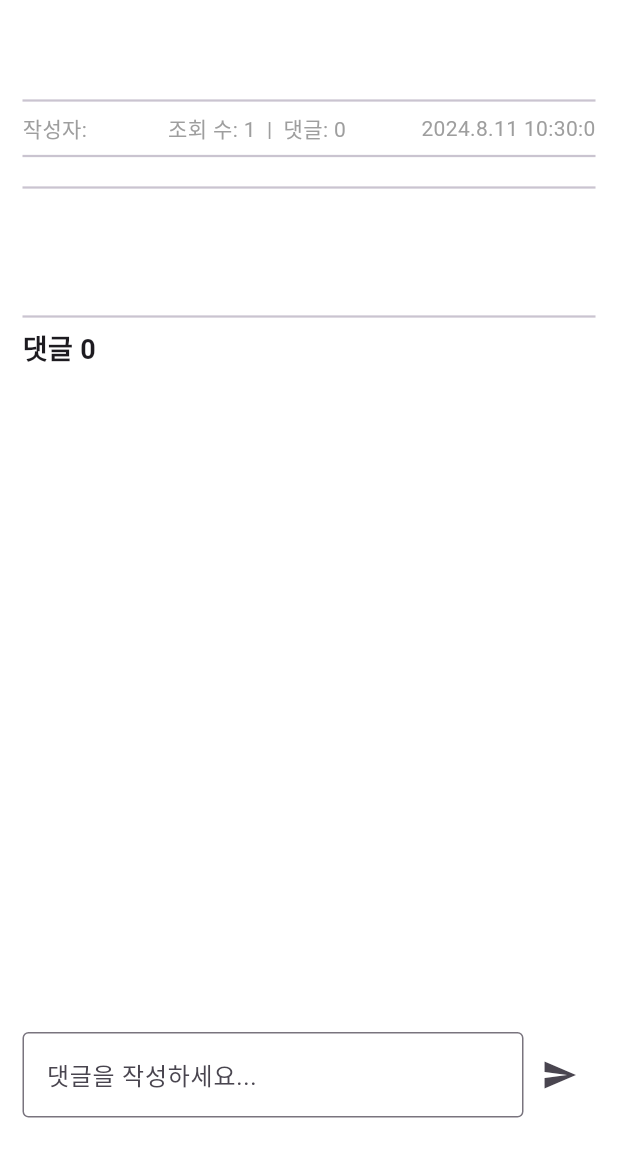
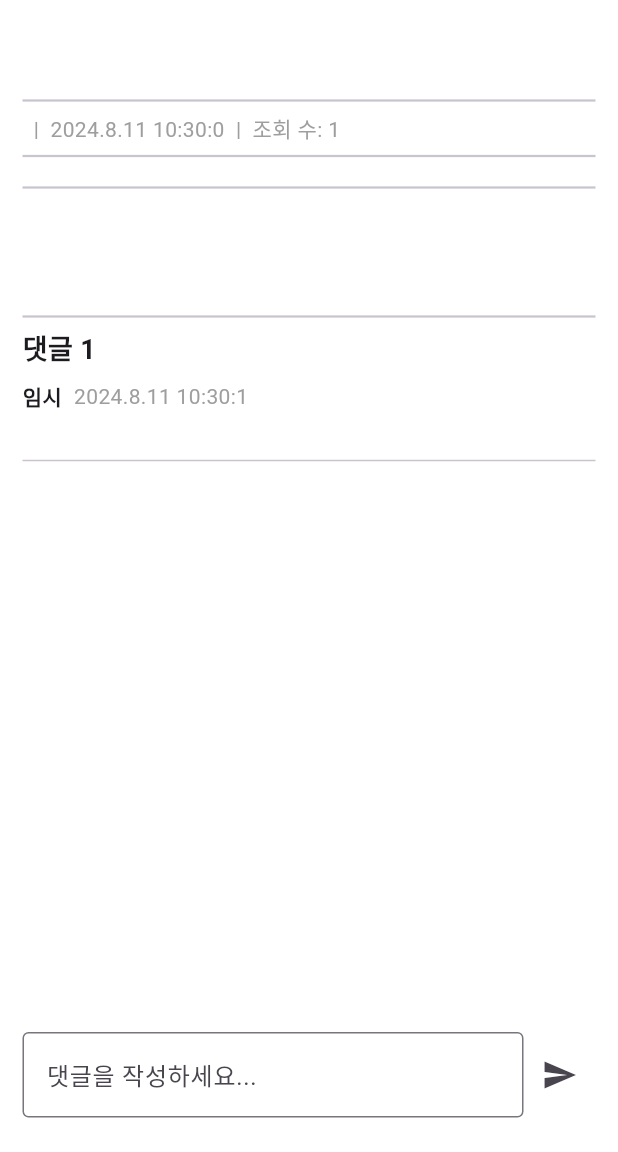
Before and after one commit to Park-yu-su/Flutter-board, a Flutter app: the Content screen opened directly with empty values, after a tap on the "send" icon, on a phone screen of 412 x 824 dp, the part 84-1236 px from its top. Run offline on Flutter 3.47's test engine with Material 3 defaults, Android fonts, the light colour scheme and no system bars; our stand-ins replace cloud_firestore, firebase_auth, firebase_core, go_router; accounts and stored records are empty; statements that could not run were skipped.

Commit message:
update: comments, contentID, view

```diff
--- a/lib/boardContent.dart
+++ b/lib/boardContent.dart
@@ -6,6 +6,7 @@ class BoardContent {
   String attribute; //속성(타입)
   List<Map<String, dynamic>> comments; //댓글
   int watch; //본 수
+  String id; //해당 글의 ID
 
   /*
   주의할 점
@@ -14,6 +15,10 @@ class BoardContent {
 
   DateTime datetime = timestamp.toDate(); <- 예시
 
+  firestore에 저장할 때에는 timStamp형태로 저장이 요구된다.
+  DateTime commentTime = DateTime.now(); <- (x)
+  Timestamp commentTime = Timestamp.now(); <- (O)
+
   마찬가지로 comments의 경우 Map의 요소로
   String(댓글쓴이) / String(댓글 내용) / TimeStamp(댓글 시간) 형태를 가지고 있으니
   이를 DateTime으로 변환한 후 사용을 요구한다.
@@ -21,7 +26,7 @@ class BoardContent {
   */
 
   BoardContent(this.title, this.content, this.author, this.attribute, this.time,
-      this.comments, this.watch);
+      this.comments, this.watch, this.id);
 }
 
 /*
--- a/lib/content.dart
+++ b/lib/content.dart
@@ -1,6 +1,7 @@
 import 'package:cloud_firestore/cloud_firestore.dart';
 import 'package:flutter/material.dart';
 import 'boardContent.dart';
+import 'firestore.dart';
 
 class Content extends StatefulWidget {
   final BoardContent thisContent;
@@ -14,12 +15,14 @@ class Content extends StatefulWidget {
 class _ContentScreenState extends State<Content> with TickerProviderStateMixin {
   final TextEditingController _commentController = TextEditingController();
   late BoardContent thisContent;
+  String commentInput = "";
 
   @override
   void initState() {
     super.initState();
     thisContent = widget.thisContent;
-    print(thisContent.author);
+    thisContent.watch += 1;
+    updateContentToFirestore(thisContent);
   }
 
   @override
@@ -40,7 +43,7 @@ class _ContentScreenState extends State<Content> with TickerProviderStateMixin {
           children: [
             //제목
             Text(
-              '${thisContent.title}',
+              thisContent.title,
               style: const TextStyle(fontSize: 24, fontWeight: FontWeight.bold),
             ),
             const SizedBox(height: 10),
@@ -50,19 +53,12 @@ class _ContentScreenState extends State<Content> with TickerProviderStateMixin {
               mainAxisAlignment: MainAxisAlignment.spaceBetween,
               children: [
                 Text(
-                  '작성자: ${thisContent.author}',
-                  style: const TextStyle(color: Colors.grey),
-                ),
-                Text(
-                  '조회 수: ${thisContent.watch + 1}  |  댓글: ${thisContent.comments.length}',
-                  style: const TextStyle(color: Colors.grey),
-                ),
-                Text(
-                  dayformat,
+                  '${thisContent.author}  |  $dayformat  |  조회 수: ${thisContent.watch}',
                   style: const TextStyle(color: Colors.grey),
                 ),
               ],
             ),
+
             const Divider(thickness: 1.5),
             const SizedBox(height: 5),
             //본문
@@ -119,12 +115,27 @@ class _ContentScreenState extends State<Content> with TickerProviderStateMixin {
                         keyboardType: TextInputType.multiline,
                         maxLines: null,
                         scrollPhysics: BouncingScrollPhysics(),
+                        onChanged: (value) {
+                          commentInput = value;
+                        },
                       ),
                     ),
                   ),
                   IconButton(
                     icon: const Icon(Icons.send),
-                    onPressed: () {},
+                    onPressed: () {
+                      Timestamp commentTime = Timestamp.now();
+                      Map<String, dynamic> tempComment = {
+                        "commentAuthor": "임시",
+                        "commentContent": commentInput,
+                        "commentTimestamp": commentTime,
+                      };
+                      thisContent.comments.add(tempComment);
+                      setState(() {
+                        updateContentToFirestore(thisContent);
+                        _commentController.clear();
+                      });
+                    },
                   ),
                 ],
               ),
@@ -134,8 +145,15 @@ class _ContentScreenState extends State<Content> with TickerProviderStateMixin {
       ),
     );
   }
+
+  @override
+  void dispose() {
+    // TODO: implement dispose
+    super.dispose();
+  }
 }
 
+//댓글 list 양식
 class CommentFormat extends StatelessWidget {
   final String commentAuthor;
   final String commentContent;
--- a/lib/firestore.dart
+++ b/lib/firestore.dart
@@ -1,7 +1,7 @@
 import 'package:cloud_firestore/cloud_firestore.dart';
 import 'boardContent.dart';
 
-void addDataToFirestore(
+void addUserInfoToFirestore(
     String _username, String _email, String _password) async {
   await FirebaseFirestore.instance.collection('user').add({
     'username': _username,
@@ -10,7 +10,7 @@ void addDataToFirestore(
   });
 }
 
-Future<Map<String, dynamic>?> getDataFromFirestore(
+Future<Map<String, dynamic>?> getUserInfoFromFirestore(
     String email, String password) async {
   Map<String, dynamic>? user;
 
@@ -31,7 +31,6 @@ Future<Map<String, dynamic>?> getDataFromFirestore(
 
 Future<List<Map<String, dynamic>>> getBoardFromFirestore(int mode) async {
   List<Map<String, dynamic>> boardList;
-
   try {
     QuerySnapshot querySnapshot;
 
@@ -91,10 +90,38 @@ void addContentToFirestore(BoardContent content) async {
     'author': content.author,
     'content': content.content,
     'title': content.title,
-    'time': content.time,
+    'time': Timestamp.fromDate(content.time),
     'watch': content.watch,
     'comments': content.comments,
+    'id': content.id,
   });
 
-  print('add OK ${content.time}');
+  print('add OK ${content.time}\n ${content.id}');
 }
+
+void updateContentToFirestore(BoardContent content) async {
+  //class에 존재하는 필드값을 토대로 해당 문서를 찾고 이를 업데이트
+  FirebaseFirestore firestore = FirebaseFirestore.instance;
+  QuerySnapshot querySnapshot = await firestore
+      .collection('board')
+      .where('id', isEqualTo: content.id)
+      .where('title', isEqualTo: content.title)
+      .get();
+
+  if (querySnapshot.docs.isNotEmpty) {
+    for (var doc in querySnapshot.docs) {
+      await doc.reference.update({
+        'attribute': content.attribute,
+        'author': content.author,
+        'content': content.content,
+        'title': content.title,
+        'time': Timestamp.fromDate(content.time),
+        'watch': content.watch,
+        'comments': content.comments,
+        'id': content.id,
+      });
+    }
+  } else {
+    print('No documents in database');
+  }
+}
```
Also changed, not shown: lib/board.dart (+30 -16 lines), lib/write.dart (+14 -3 lines).
